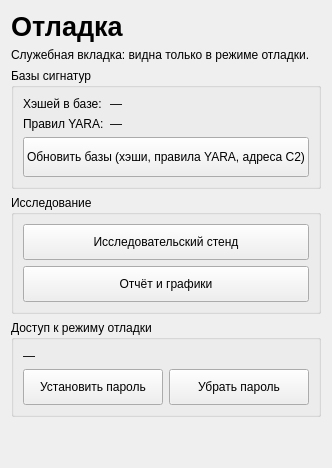
This is ui/designer/debug_page.ui in UnLuck000/school_project as Qt 5 draws it before an edit. The edited form follows.
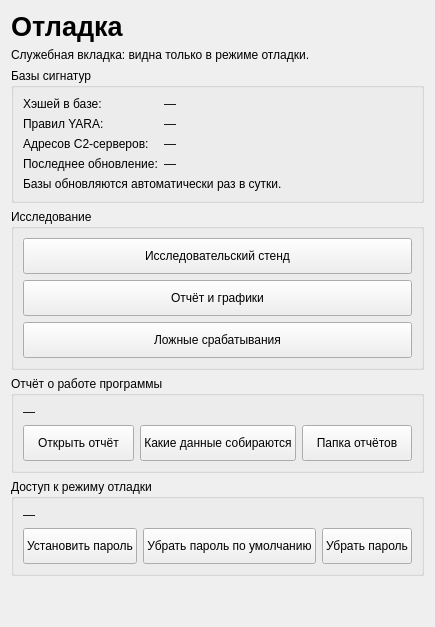
This is the edited form.

Commit message: Сеть, защита флешек, ловушки, отчёт о работе, запреты и рабочие процессы проверки

The edit to the form file:
```diff
--- a/ui/designer/debug_page.ui
+++ b/ui/designer/debug_page.ui
@@ -23,7 +23,11 @@
       <item row="0" column="1"><widget class="QLabel" name="lblHashes"><property name="text"><string>—</string></property></widget></item>
       <item row="1" column="0"><widget class="QLabel" name="captionRules"><property name="text"><string>Правил YARA:</string></property></widget></item>
       <item row="1" column="1"><widget class="QLabel" name="lblRules"><property name="text"><string>—</string></property></widget></item>
-      <item row="2" column="0" colspan="2"><widget class="QPushButton" name="btnUpdateDatabases"><property name="minimumSize"><size><width>0</width><height>40</height></size></property><property name="text"><string>Обновить базы (хэши, правила YARA, адреса C2)</string></property></widget></item>
+      <item row="2" column="0"><widget class="QLabel" name="captionC2"><property name="text"><string>Адресов C2-серверов:</string></property></widget></item>
+      <item row="2" column="1"><widget class="QLabel" name="lblC2"><property name="text"><string>—</string></property></widget></item>
+      <item row="3" column="0"><widget class="QLabel" name="captionUpdated"><property name="text"><string>Последнее обновление:</string></property></widget></item>
+      <item row="3" column="1"><widget class="QLabel" name="lblUpdated"><property name="text"><string>—</string></property></widget></item>
+      <item row="4" column="0" colspan="2"><widget class="QLabel" name="lblAutoUpdate"><property name="text"><string>Базы обновляются автоматически раз в сутки.</string></property></widget></item>
      </layout>
     </widget>
    </item>
@@ -33,6 +37,22 @@
      <layout class="QVBoxLayout" name="layoutResearch">
       <item><widget class="QPushButton" name="btnResearch"><property name="minimumSize"><size><width>0</width><height>36</height></size></property><property name="text"><string>Исследовательский стенд</string></property></widget></item>
       <item><widget class="QPushButton" name="btnReport"><property name="minimumSize"><size><width>0</width><height>36</height></size></property><property name="text"><string>Отчёт и графики</string></property></widget></item>
+      <item><widget class="QPushButton" name="btnFalsePositives"><property name="minimumSize"><size><width>0</width><height>36</height></size></property><property name="text"><string>Ложные срабатывания</string></property></widget></item>
+     </layout>
+    </widget>
+   </item>
+   <item>
+    <widget class="QGroupBox" name="groupActivity">
+     <property name="title"><string>Отчёт о работе программы</string></property>
+     <layout class="QVBoxLayout" name="layoutActivity">
+      <item><widget class="QLabel" name="lblActivityState"><property name="text"><string>—</string></property><property name="wordWrap"><bool>true</bool></property></widget></item>
+      <item>
+       <layout class="QHBoxLayout" name="rowActivity">
+        <item><widget class="QPushButton" name="btnOpenActivity"><property name="minimumSize"><size><width>0</width><height>36</height></size></property><property name="toolTip"><string>Составить отчёт по всем сохранённым событиям и открыть его в Блокноте.</string></property><property name="text"><string>Открыть отчёт</string></property></widget></item>
+        <item><widget class="QPushButton" name="btnActivityInfo"><property name="minimumSize"><size><width>0</width><height>36</height></size></property><property name="text"><string>Какие данные собираются</string></property></widget></item>
+        <item><widget class="QPushButton" name="btnActivityFolder"><property name="minimumSize"><size><width>0</width><height>36</height></size></property><property name="text"><string>Папка отчётов</string></property></widget></item>
+       </layout>
+      </item>
      </layout>
     </widget>
    </item>
@@ -44,6 +64,7 @@
       <item>
        <layout class="QHBoxLayout" name="rowPassword">
         <item><widget class="QPushButton" name="btnSetPassword"><property name="minimumSize"><size><width>0</width><height>36</height></size></property><property name="text"><string>Установить пароль</string></property></widget></item>
+        <item><widget class="QPushButton" name="btnDefaultPassword"><property name="minimumSize"><size><width>0</width><height>36</height></size></property><property name="text"><string>Убрать пароль по умолчанию</string></property></widget></item>
         <item><widget class="QPushButton" name="btnRemovePassword"><property name="minimumSize"><size><width>0</width><height>36</height></size></property><property name="text"><string>Убрать пароль</string></property></widget></item>
        </layout>
       </item>
```
The commit also changes 93 other files.
